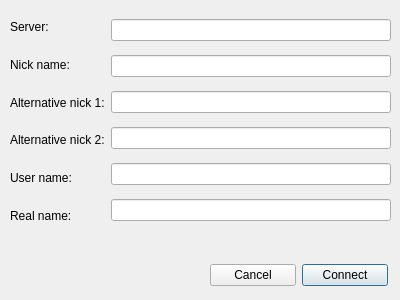
Before: the Qt Designer form serverdialog.ui in christophL/shyRC, drawn with Qt 5.
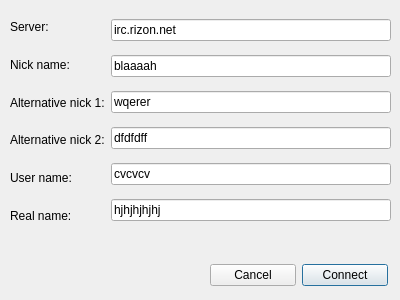
After: the same form once the commit is applied.

Commit message:
fixed crash when disconnecting. (the session was probably destroyed before the quit command executed completely)
thread containing the irc_run loop is not a daemon any more.
since the run loop exits, when the quit command is sent, joining
the thread after the quit seems cleaner.

```diff
--- a/serverdialog.ui
+++ b/serverdialog.ui
@@ -101,22 +101,46 @@
     <item>
      <layout class="QVBoxLayout" name="verticalLayout_2">
       <item>
-       <widget class="QLineEdit" name="le_server"/>
+       <widget class="QLineEdit" name="le_server">
+        <property name="text">
+         <string>irc.rizon.net</string>
+        </property>
+       </widget>
       </item>
       <item>
-       <widget class="QLineEdit" name="le_nick"/>
+       <widget class="QLineEdit" name="le_nick">
+        <property name="text">
+         <string>blaaaah</string>
+        </property>
+       </widget>
       </item>
       <item>
-       <widget class="QLineEdit" name="le_nick2"/>
+       <widget class="QLineEdit" name="le_nick2">
+        <property name="text">
+         <string>wqerer</string>
+        </property>
+       </widget>
       </item>
       <item>
-       <widget class="QLineEdit" name="le_nick3"/>
+       <widget class="QLineEdit" name="le_nick3">
+        <property name="text">
+         <string>dfdfdff</string>
+        </property>
+       </widget>
       </item>
       <item>
-       <widget class="QLineEdit" name="le_username"/>
+       <widget class="QLineEdit" name="le_username">
+        <property name="text">
+         <string>cvcvcv</string>
+        </property>
+       </widget>
       </item>
       <item>
-       <widget class="QLineEdit" name="le_fullname"/>
+       <widget class="QLineEdit" name="le_fullname">
+        <property name="text">
+         <string>hjhjhjhjhj</string>
+        </property>
+       </widget>
       </item>
      </layout>
     </item>
```
The commit also changes 2 other files.
